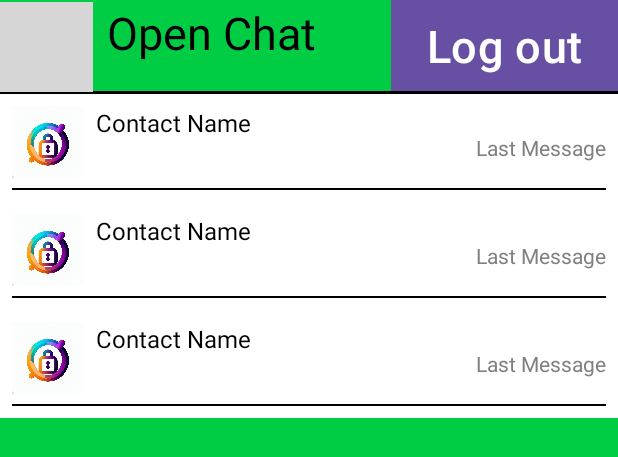
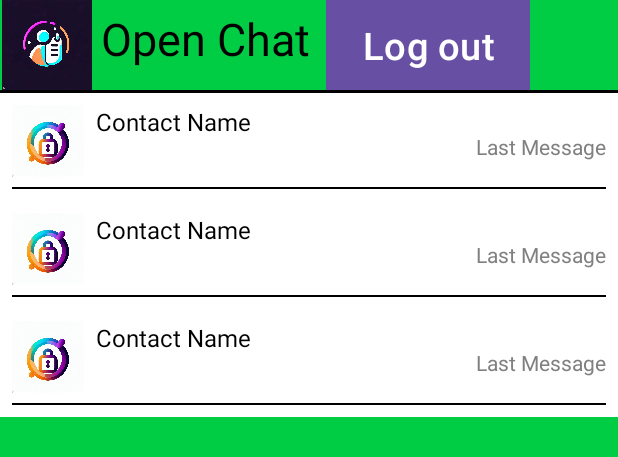
Before and after one commit to karanchhillar/OpenChat, an Android app: the layout activity_main.xml on its own in the app's theme, with its tools: preview values and no code run, on a phone screen of 412 x 824 dp. Shown: the top 457 px of the screen. Run offline under Robolectric (Android 15) with nearby library versions, the phone set to English and light mode, and no system bars; grey boxes are pictures that could not be loaded.

Commit message:
working till login

```diff
--- a/app/src/main/res/layout/activity_main.xml
+++ b/app/src/main/res/layout/activity_main.xml
@@ -7,37 +7,43 @@
     android:background="#00cc44"
     tools:context=".MainActivity">
 
+    <LinearLayout
+        android:id="@+id/linearLayout2"
+        android:layout_width="match_parent"
+        android:layout_height="60dp"
+        android:orientation="horizontal"
+        app:layout_constraintEnd_toEndOf="parent"
+        app:layout_constraintHorizontal_bias="0.5"
+        app:layout_constraintStart_toStartOf="parent"
+        app:layout_constraintTop_toTopOf="parent"
+        tools:ignore="MissingConstraints">
+
         <ImageView
             android:id="@+id/imageView"
             android:layout_width="62dp"
             android:layout_height="60dp"
-        app:layout_constraintBottom_toTopOf="@+id/linearLayout"
-        app:layout_constraintStart_toStartOf="parent"
-        app:layout_constraintTop_toTopOf="parent"
-        app:srcCompat="@drawable/App_logo" />
+            app:srcCompat="@drawable/sign_up_photo" />
 
         <TextView
             android:id="@+id/textView"
-        android:layout_width="200dp"
-        android:layout_height="60dp"
-        android:paddingStart="10dp"
+            android:layout_width="wrap_content"
+            android:layout_height="match_parent"
+            android:layout_margin="5dp"
             android:text="Open Chat"
             android:textColor="@color/black"
-        android:textSize="30dp"
-        app:layout_constraintBottom_toTopOf="@+id/linearLayout"
-        app:layout_constraintEnd_toStartOf="@+id/logout_button"
-        app:layout_constraintStart_toEndOf="@+id/imageView"
-        app:layout_constraintTop_toTopOf="parent" />
+            android:textSize="30sp" />
 
         <Button
             android:id="@+id/logout_button"
             android:layout_width="wrap_content"
-        android:layout_height="wrap_content"
+            android:layout_height="60dp"
+            android:layout_marginStart="5dp"
+            android:background="@color/black"
             android:text="Log out"
-        android:background="@color/black"
-        android:textSize="30sp"
+            android:textSize="25sp"
             app:layout_constraintEnd_toEndOf="parent"
             app:layout_constraintTop_toTopOf="parent" />
+    </LinearLayout>
 
     <View
         android:id="@+id/separation_line"
@@ -47,7 +53,7 @@
         app:layout_constraintEnd_toEndOf="parent"
         app:layout_constraintHorizontal_bias="0.5"
         app:layout_constraintStart_toStartOf="parent"
-        app:layout_constraintTop_toBottomOf="@+id/logout_button" />
+        app:layout_constraintTop_toBottomOf="@+id/linearLayout2" />
 
     <LinearLayout
         android:id="@+id/linearLayout"
```
Lines whose indentation alone changed are shown as unchanged.
